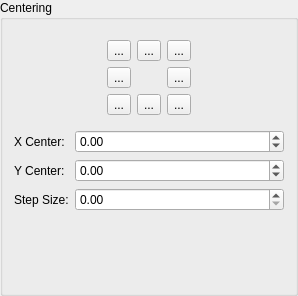
First picture: the form in qxrdcenterfinderdialog.ui, repository guyjennings/qxrd, before the edit.
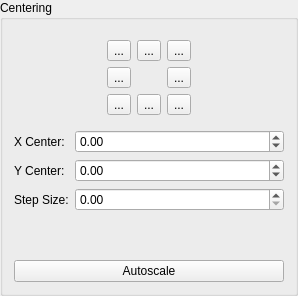
Second picture: the form after the edit. Icons and pictures are not drawn.

What changed in the file:
```diff
--- a/qxrdcenterfinderdialog.ui
+++ b/qxrdcenterfinderdialog.ui
@@ -256,6 +256,13 @@
      </item>
     </layout>
    </item>
+   <item row="2" column="0">
+    <widget class="QPushButton" name="m_AutoScaleButton">
+     <property name="text">
+      <string>Autoscale</string>
+     </property>
+    </widget>
+   </item>
   </layout>
  </widget>
  <resources>
```
